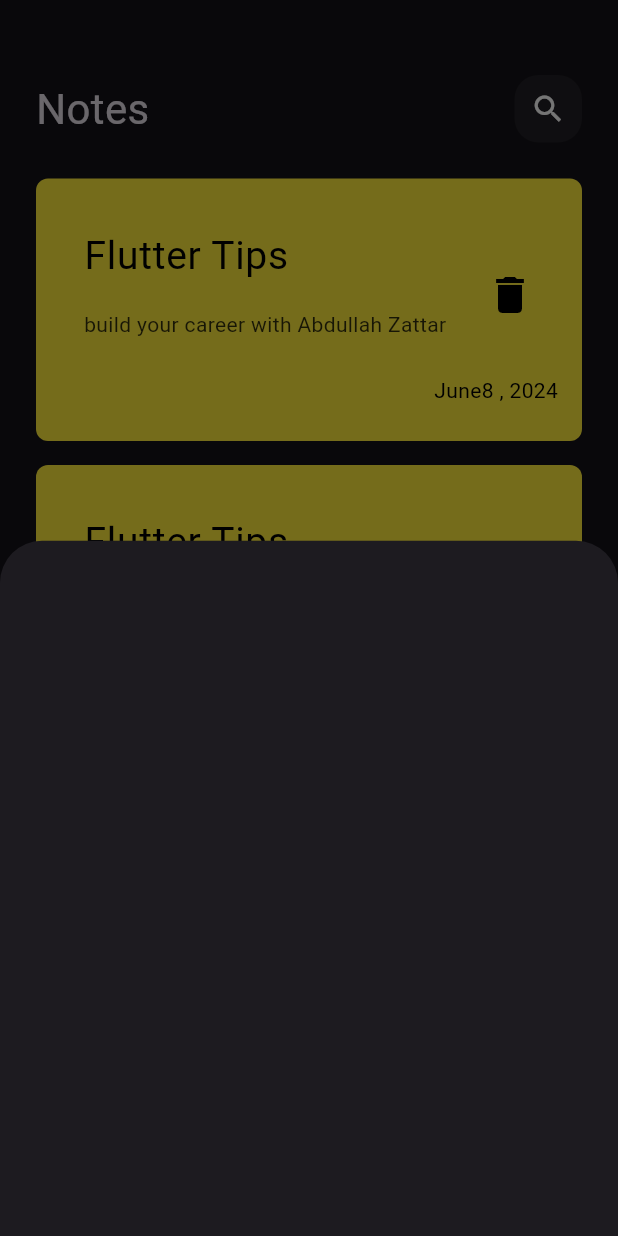
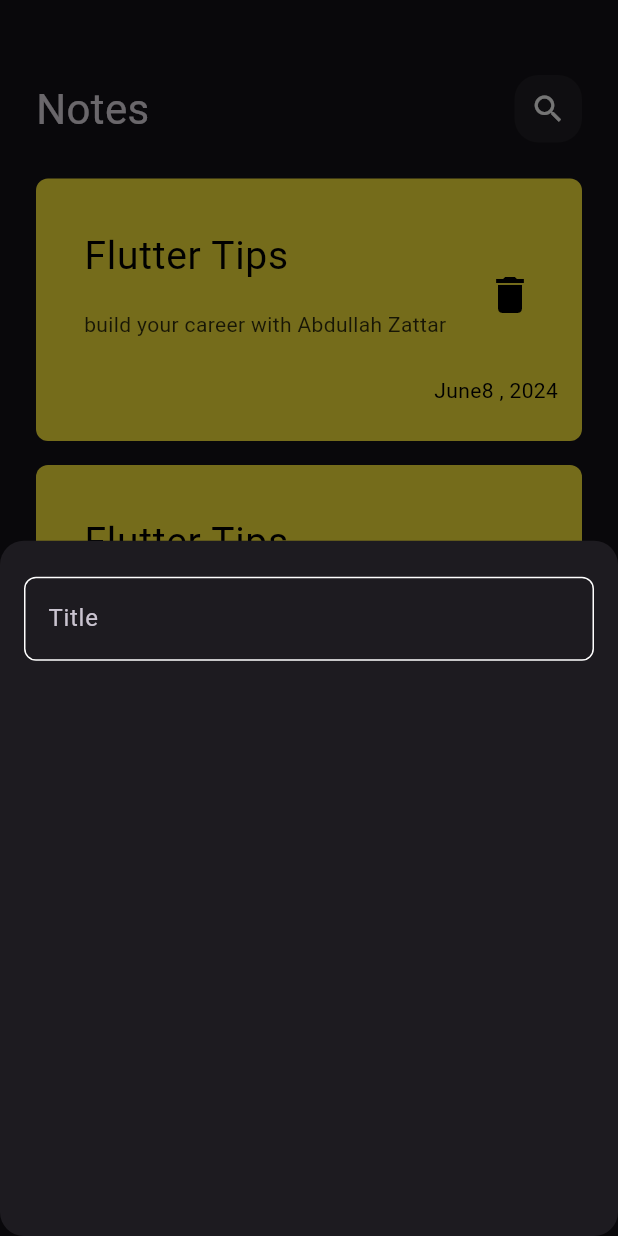
Before and after one commit to Zattar23/Notes_App, a Flutter app: the screen it shows after launch, after a tap on the "add" icon, on a phone screen of 412 x 824 dp. Run offline on Flutter 3.47's test engine with Material 3 defaults, Android fonts, the phone set to English and light mode, and no system bars.

Commit message:
create Text Field

```diff
--- /dev/null
+++ b/lib/color.dart
@@ -0,0 +1,3 @@
+import 'package:flutter/material.dart';
+
+const kprimaryColor = Color(0xff62fcd7);
--- a/lib/views/Widgets/add_Note_bottomSheet.dart
+++ b/lib/views/Widgets/add_Note_bottomSheet.dart
@@ -1,10 +1,21 @@
 import 'package:flutter/material.dart';
+import 'package:notsapp/views/Widgets/custom_text_field.dart';
 
 class AddNoteBottomSheet extends StatelessWidget {
   const AddNoteBottomSheet({super.key});
 
   @override
   Widget build(BuildContext context) {
-    return Container();
+    return Padding(
+      padding: const EdgeInsets.symmetric(horizontal: 16),
+      child: Column(
+        children: [
+          SizedBox(
+            height: 24,
+          ),
+          CustomTextField(),
+        ],
+      ),
+    );
   }
 }
--- /dev/null
+++ b/lib/views/Widgets/custom_text_field.dart
@@ -0,0 +1,25 @@
+import 'package:flutter/material.dart';
+import 'package:notsapp/color.dart';
+
+class CustomTextField extends StatelessWidget {
+  const CustomTextField({super.key});
+
+  @override
+  Widget build(BuildContext context) {
+    return TextField(
+      cursorColor: kprimaryColor,
+      decoration: InputDecoration(
+        hintText: 'Title',
+        border: buildBorder(),
+        enabledBorder: buildBorder(),
+        focusedBorder: buildBorder(color: kprimaryColor),
+      ),
+    );
+  }
+
+  OutlineInputBorder buildBorder({color}) {
+    return OutlineInputBorder(
+        borderRadius: BorderRadius.circular(8),
+        borderSide: BorderSide(color: color ?? Colors.white));
+  }
+}
--- a/lib/views/notes_view.dart
+++ b/lib/views/notes_view.dart
@@ -11,6 +11,9 @@ class NotesView extends StatelessWidget {
       floatingActionButton: FloatingActionButton(
         onPressed: () {
           showModalBottomSheet(
+              shape: RoundedRectangleBorder(
+                borderRadius: BorderRadius.circular(16),
+              ),
               context: context,
               builder: (builder) {
                 return AddNoteBottomSheet();
```
